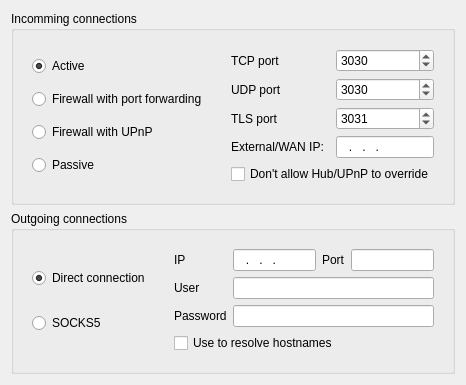
eiskaltdcpp/eiskaltdcpp, file eiskaltdcpp/ui/UISettingsConnection.ui: the form before one commit.
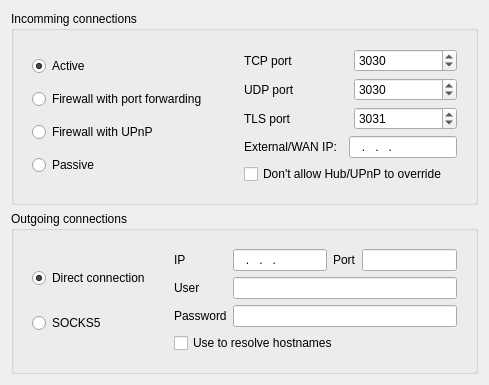
The form after the commit.

```diff
--- a/eiskaltdcpp/ui/UISettingsConnection.ui
+++ b/eiskaltdcpp/ui/UISettingsConnection.ui
@@ -6,8 +6,8 @@
    <rect>
     <x>0</x>
     <y>0</y>
-    <width>457</width>
-    <height>322</height>
+    <width>489</width>
+    <height>333</height>
    </rect>
   </property>
   <property name="windowTitle">
```
